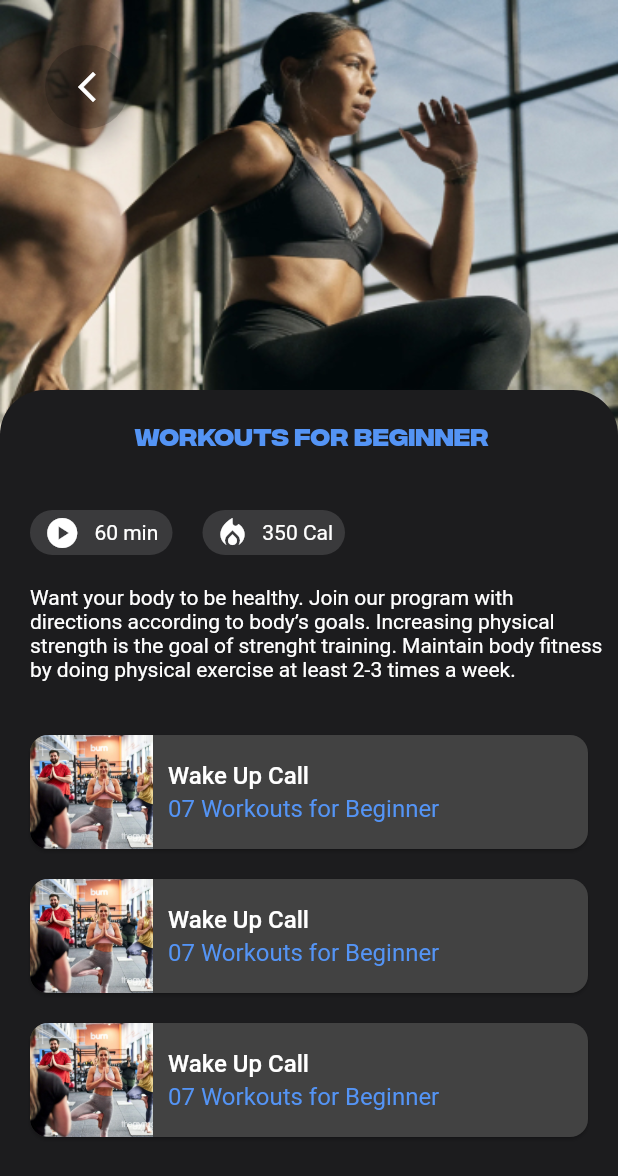
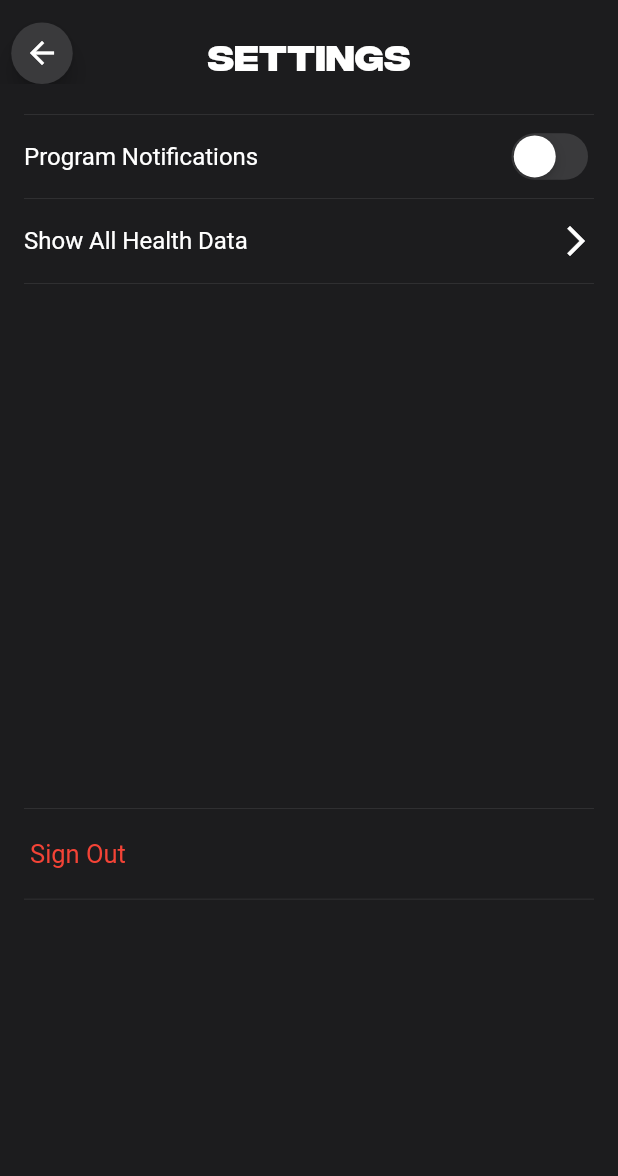
Before and after one commit to RojinTemell/gym_app, a Flutter app: the screen it shows after launch, on a phone screen of 412 x 824 dp. Shown: the top 1176 px of the screen. Run offline on Flutter 3.47's test engine with Material 2 defaults, Android fonts, the phone set to English and light mode, and no system bars.

Commit message:
create settings page

```diff
--- /dev/null
+++ b/lib/feature/settings-page.dart
@@ -0,0 +1,106 @@
+import 'package:flutter/cupertino.dart';
+import 'package:flutter/material.dart';
+import 'package:gym_app/feature/age_height_weight_page.dart';
+import 'package:gym_app/feature/workout_plan_detail_page.dart';
+import 'package:gym_app/product/index.dart';
+
+class SettingsPage extends StatefulWidget {
+  const SettingsPage({super.key});
+
+  @override
+  State<SettingsPage> createState() => _SettingsPageState();
+}
+
+class _SettingsPageState extends State<SettingsPage> with NavigatorManager {
+  bool _switchValue = false;
+  @override
+  Widget build(BuildContext context) {
+    return Scaffold(
+      appBar: AppBar(
+        elevation: 0,
+        backgroundColor: Colors.transparent,
+        leading: const Padding(
+          padding: EdgeInsets.only(top: 15),
+          child: FloatingActionButtonComponent(
+            widget: WorkoutDetailPlanPage(),
+          ),
+        ),
+        title: const Padding(
+          padding: EdgeInsets.only(top: 15),
+          child: TitleComponent(
+            size: FontSizes.h3,
+            weight: FontWeights.semiBold,
+            text: StringConstants.settingsText,
+          ),
+        ),
+        centerTitle: true,
+      ),
+      body: Padding(
+        padding: const EdgeInsets.only(top: 20),
+        child: Column(children: [
+          const divider(),
+          ListTile(
+            title: const Text(StringConstants.notificationText),
+            trailing: CupertinoSwitch(
+              value: _switchValue,
+              onChanged: (value) {
+                setState(() {
+                  _switchValue = value;
+                });
+              },
+              trackColor: ColorsConstants.tunaColor,
+              activeColor: ColorsConstants.blueColor,
+            ),
+          ),
+          const divider(),
+          InkWell(
+            onTap: () {
+              navigateToWidget(context, const AgeHeightWeightPage());
+            },
+            child: const ListTile(
+                title: Text(StringConstants.editText),
+                trailing: Icon(Icons.arrow_forward_ios)),
+          ),
+          const divider(),
+          const SizedBox(
+            height: 350,
+          ),
+          const divider(),
+          Padding(
+            padding: const EdgeInsets.symmetric(horizontal: 20, vertical: 20),
+            child: Container(
+                alignment: Alignment.centerLeft,
+                child: InkWell(
+                  onTap: () {},
+                  child: const Text(
+                    'Sign Out',
+                    style: TextStyle(
+                      color: Colors.red,
+                      fontSize: 17,
+                    ),
+                  ),
+                )),
+          ),
+          const divider()
+        ]),
+      ),
+    );
+  }
+}
+
+class divider extends StatelessWidget {
+  const divider({
+    Key? key,
+  }) : super(key: key);
+
+  @override
+  Widget build(BuildContext context) {
+    return const Divider(
+      color: Colors.grey,
+      height: 0.3,
+      thickness: 0.1,
+      indent: 16,
+      endIndent: 16,
+    );
+  }
+}
--- a/lib/main.dart
+++ b/lib/main.dart
@@ -1,6 +1,6 @@
 import 'package:flutter/material.dart';
 import 'package:gym_app/product/index.dart';
-import 'feature/workout_plan_detail_page.dart';
+import 'feature/settings-page.dart';
 
 void main() {
   runApp(const MyApp());
@@ -17,7 +17,7 @@ class MyApp extends StatelessWidget {
       theme: ThemeData.dark().copyWith(
         scaffoldBackgroundColor: ColorsConstants.sharkColor,
       ),
-      home: const WorkoutDetailPlanPage(),
+      home: const SettingsPage(),
     );
   }
 }
--- a/lib/product/constants/string_constants.dart
+++ b/lib/product/constants/string_constants.dart
@@ -38,4 +38,7 @@ class StringConstants {
   static const String workoutDetailPlanDescription =
       "Want your body to be healthy. Join our program with directions according to body’s goals. Increasing physical strength is the goal of strenght training. Maintain body fitness by doing physical exercise at least 2-3 times a week.  ";
   static const String loginErrorText = "Please fill input";
+  static const String settingsText = "SETTINGS";
+  static const String editText = "Show All Health Data";
+  static const String notificationText = "Program Notifications";
 }
```
